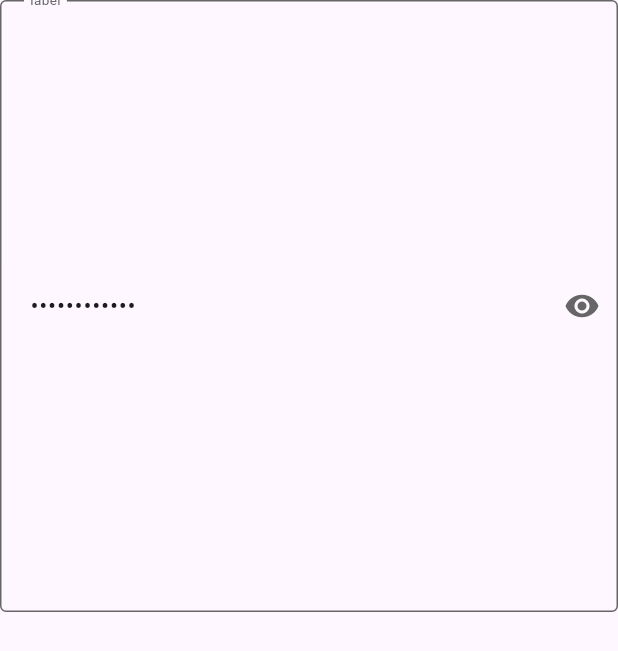
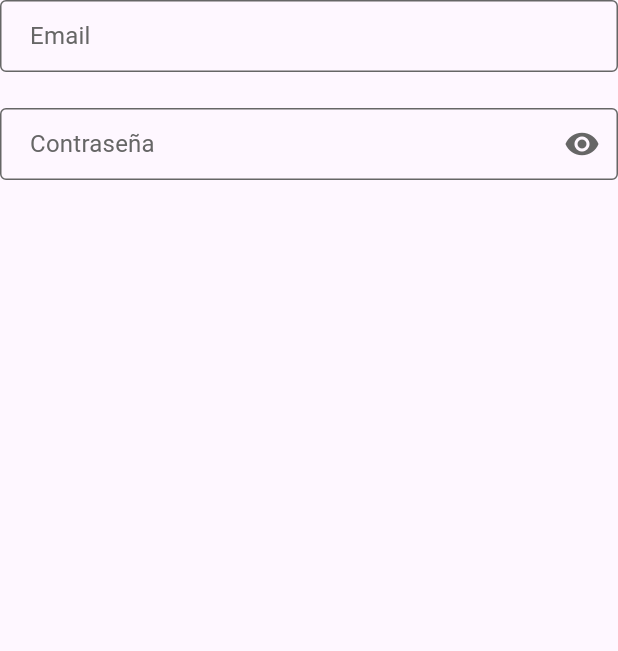
Before and after one commit to shadad00/DAMP, a Flutter app: the screen it shows after launch, on a phone screen of 412 x 824 dp. Shown: the top 651 px of the screen. Run offline on Flutter 3.47's test engine with Material 2 defaults, Android fonts, the phone set to English and light mode, and no system bars; drawn by our look-alikes of flutter_form_builder; our stand-ins replace cached_network_image, equatable, flutter_hooks, flutter_riverpod, form_builder_validators, shimmer.

Commit message:
adding login and register form

```diff
--- /dev/null
+++ b/ser_manos/lib/design_system/cells/forms/LoginForm.dart
@@ -0,0 +1,59 @@
+import 'package:flutter/material.dart';
+import 'package:flutter_form_builder/flutter_form_builder.dart';
+import 'package:form_builder_validators/form_builder_validators.dart';
+import 'package:ser_manos/design_system/tokens/font/font.dart';
+import 'package:ser_manos/design_system/tokens/colours/colours.dart';
+import '../../molecules/inputs/SermanosTextField.dart';
+
+class LoginForm extends StatelessWidget {
+  const LoginForm({super.key});
+
+  @override
+  Widget build(BuildContext context) {
+    bool isLoading = false;
+    String? errorText;
+
+    return FormBuilder(
+      enabled: !isLoading,
+      child: Column(
+        children: [
+          SermanosTextField(
+              formName: 'email',
+              initialValue: '',
+              label: 'Email',
+              enabled: !isLoading,
+              validators: [
+                FormBuilderValidators.required(errorText: "Ingrese su email"),
+                FormBuilderValidators.email(
+                    errorText: "Ingrese un mail válido"),
+              ]),
+          const SizedBox(height: 24),
+          SermanosTextField(
+              formName: 'password',
+              initialValue: '',
+              label: 'Contraseña',
+              password: true,
+              enabled: !isLoading,
+              validators: [
+                FormBuilderValidators.required(
+                    errorText: "Ingrese su contraseña")
+              ]),
+          if (errorText != null)
+            Column(
+              children: [
+                const SizedBox(
+                  height: 20,
+                ),
+                Text(
+                  errorText,
+                  style: const SermanosTypography.caption(
+                    color: SermanosColors.error100,
+                  ),
+                ),
+              ],
+            ),
+        ],
+      ),
+    );
+  }
+}
--- a/ser_manos/lib/main.dart
+++ b/ser_manos/lib/main.dart
@@ -1,7 +1,5 @@
 import 'package:flutter/material.dart';
-
-import 'package:ser_manos/design_system/molecules/inputs/SermanosTextField.dart';
-import 'package:ser_manos/design_system/molecules/inputs/ValidatedField.dart';
+import 'package:ser_manos/design_system/cells/forms/LoginForm.dart';
 
 void main() {
   runApp(const MyApp());
@@ -27,26 +25,11 @@ class MyHomePage extends StatelessWidget {
 
   final String title;
 
-  String? hola(String? param) {
-    print("validando");
-    return "error";
-  }
 
   @override
   Widget build(BuildContext context) {
-    final List<String? Function(String?)> list = List.unmodifiable([hola]);
-
-    return Material(
-      child: SizedBox(
-          width: 100,
-          height: 100,
-          child: SermanosTextField(
-              formName: "formName",
-              initialValue: "initialValue",
-              password: true,
-              label: "label",
-              placeholder: "placeholder",
-              validators: list)),
+    return const Material(
+      child: LoginForm()
     );
   }
 }
```
Also changed, not shown: ser_manos/lib/design_system/cells/forms/RegisterForm.dart (added, +92 -0 lines).
